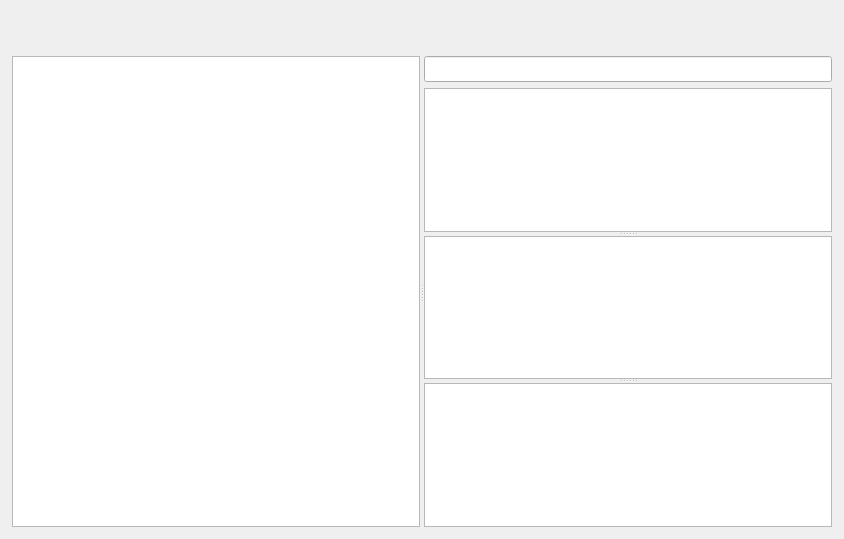
The window that src/MainWindow.ui (BeyondXinXin/RepoReporter) describes before a commit, drawn with Qt 5.
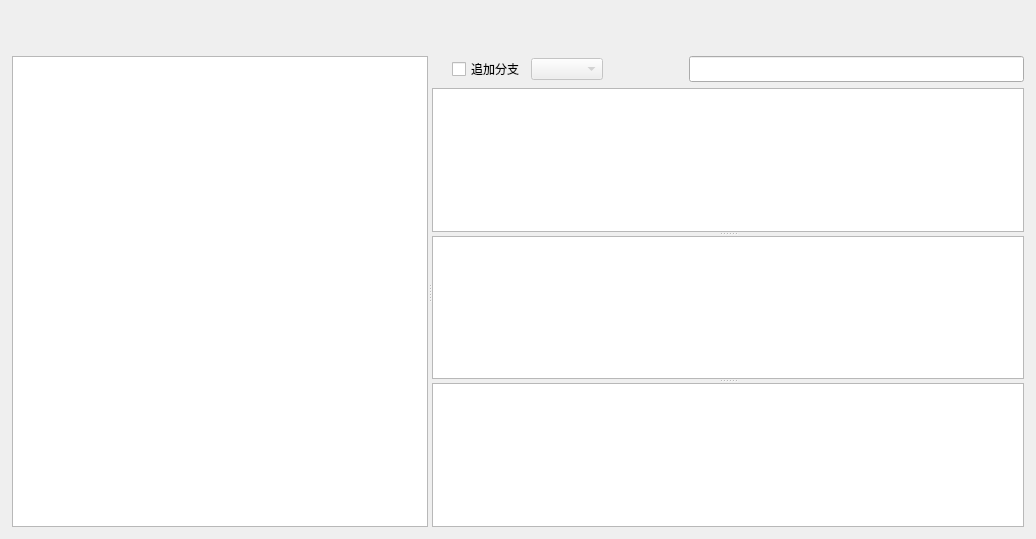
The same window after the commit. Custom widgets are drawn as their Qt base class.

Patch:
```diff
--- a/src/MainWindow.ui
+++ b/src/MainWindow.ui
@@ -6,7 +6,7 @@
    <rect>
     <x>0</x>
     <y>0</y>
-    <width>844</width>
+    <width>1036</width>
     <height>539</height>
    </rect>
   </property>
@@ -95,6 +95,47 @@
         <widget class="QWidget" name="layoutWidget">
          <layout class="QVBoxLayout" name="verticalLayout">
           <item>
+           <layout class="QHBoxLayout" name="horizontalLayout">
+            <property name="leftMargin">
+             <number>20</number>
+            </property>
+            <property name="topMargin">
+             <number>0</number>
+            </property>
+            <item>
+             <widget class="QCheckBox" name="cBoxAddBranch">
+              <property name="text">
+               <string>追加分支</string>
+              </property>
+              <property name="checked">
+               <bool>false</bool>
+              </property>
+             </widget>
+            </item>
+            <item>
+             <widget class="QComboBox" name="cBoxBranch">
+              <property name="enabled">
+               <bool>false</bool>
+              </property>
+             </widget>
+            </item>
+            <item>
+             <spacer name="horizontalSpacer">
+              <property name="orientation">
+               <enum>Qt::Horizontal</enum>
+              </property>
+              <property name="sizeType">
+               <enum>QSizePolicy::Fixed</enum>
+              </property>
+              <property name="sizeHint" stdset="0">
+               <size>
+                <width>80</width>
+                <height>20</height>
+               </size>
+              </property>
+             </spacer>
+            </item>
+            <item>
            <widget class="QLineEdit" name="lineEdit">
             <property name="minimumSize">
              <size>
@@ -109,6 +150,8 @@
              </size>
             </property>
            </widget>
+            </item>
+           </layout>
           </item>
           <item>
            <widget class="QSplitter" name="levelSplitter">
```
Lines whose indentation alone changed are shown as unchanged.
